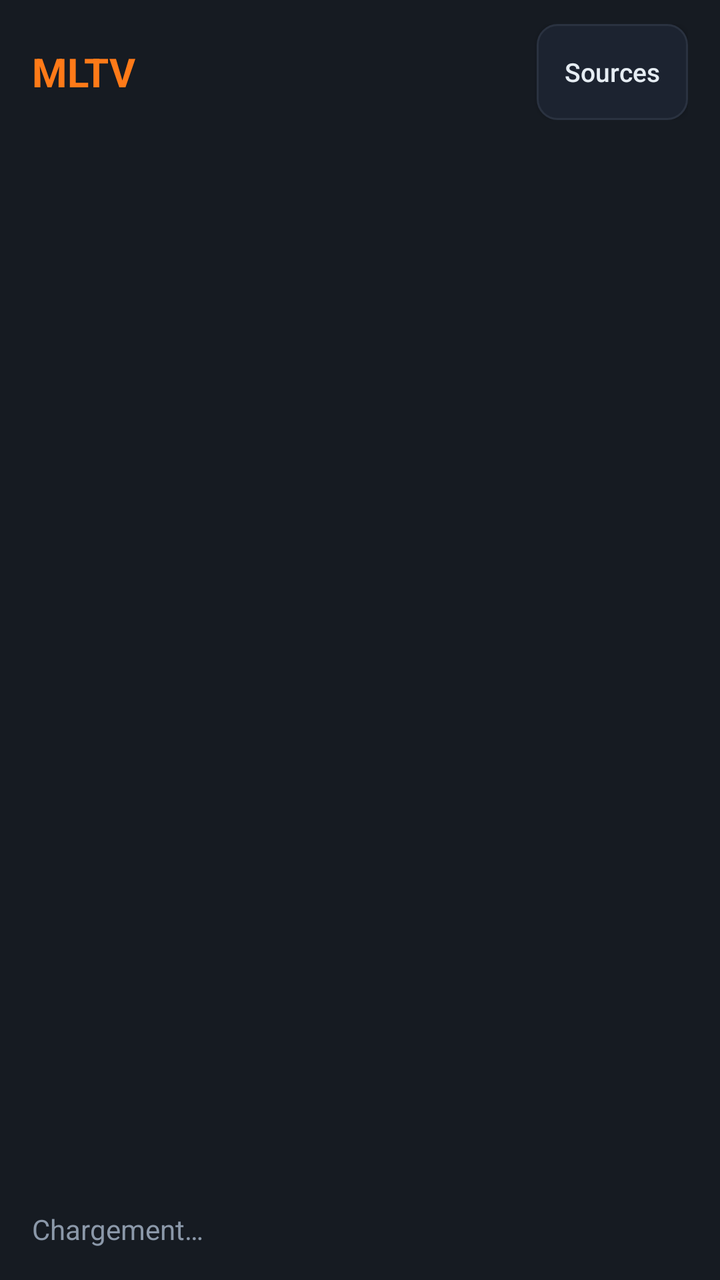
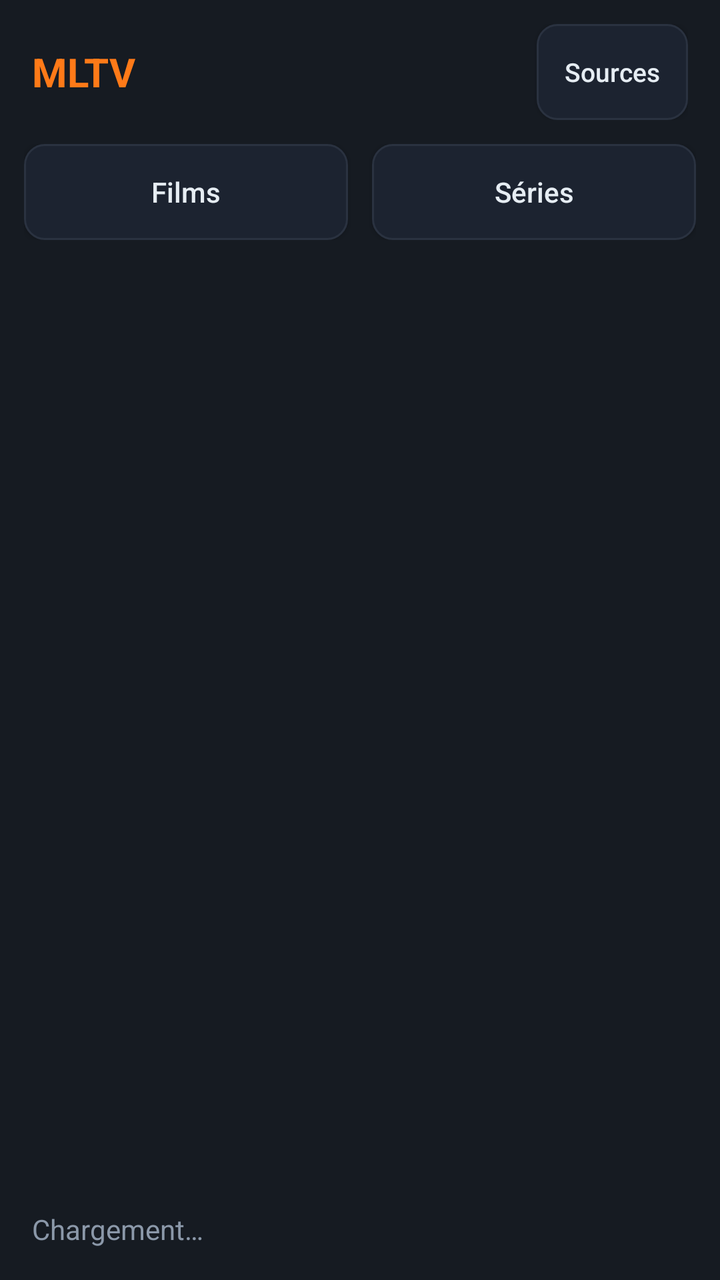

Compare the two renders of this Android layout. The source of the first and the diff that turns it into the second are given below.
<!-- AndroidManifest.xml: application theme Theme.MLTV -->
<!-- res/layout/activity_main.xml -->
<?xml version="1.0" encoding="utf-8"?>
<LinearLayout xmlns:android="http://schemas.android.com/apk/res/android"
    android:layout_width="match_parent"
    android:layout_height="match_parent"
    android:orientation="horizontal"
    android:background="@color/bg">

    
    <LinearLayout
        android:layout_width="360dp"
        android:layout_height="match_parent"
        android:orientation="vertical"
        android:background="@color/panel">

        <LinearLayout
            android:layout_width="match_parent"
            android:layout_height="wrap_content"
            android:orientation="horizontal"
            android:gravity="center_vertical"
            android:paddingHorizontal="16dp"
            android:paddingVertical="12dp">

            <TextView
                android:layout_width="0dp"
                android:layout_height="wrap_content"
                android:layout_weight="1"
                android:text="@string/app_name"
                android:textColor="@color/accent"
                android:textSize="20sp"
                android:textStyle="bold" />

            <Button
                android:id="@+id/btn_sources"
                android:layout_width="wrap_content"
                android:layout_height="wrap_content"
                android:background="@drawable/btn_secondary"
                android:text="Sources"
                android:textColor="@color/txt"
                android:textAllCaps="false"
                android:textSize="13sp"
                android:minWidth="0dp"
                android:paddingHorizontal="14dp" />
        </LinearLayout>

        <androidx.recyclerview.widget.RecyclerView
            android:id="@+id/rv_groups"
            android:layout_width="match_parent"
            android:layout_height="wrap_content"
            android:paddingHorizontal="12dp"
            android:paddingBottom="8dp"
            android:clipToPadding="false"
            android:orientation="horizontal"
            android:scrollbars="none" />

        <androidx.recyclerview.widget.RecyclerView
            android:id="@+id/rv_channels"
            android:layout_width="match_parent"
            android:layout_height="0dp"
            android:layout_weight="1"
            android:paddingHorizontal="8dp"
            android:clipToPadding="false"
            android:scrollbars="vertical" />

        <TextView
            android:id="@+id/tv_status"
            android:layout_width="match_parent"
            android:layout_height="wrap_content"
            android:padding="16dp"
            android:text="Chargement…"
            android:textColor="@color/muted"
            android:textSize="14sp" />
    </LinearLayout>

    
    <androidx.media3.ui.PlayerView
        android:id="@+id/player_view"
        android:layout_width="0dp"
        android:layout_height="match_parent"
        android:layout_weight="1"
        android:background="#FF000000"
        app:use_controller="true"
        app:resize_mode="fit"
        xmlns:app="http://schemas.android.com/apk/res-auto" />
</LinearLayout>
<!-- resources referenced by this layout -->
<resources>
  <color name="accent">#FFFF7A18</color>
  <color name="bg">#FF0E1116</color>
  <color name="muted">#FF8B98A9</color>
  <color name="panel">#FF161B22</color>
  <color name="txt">#FFE6EDF3</color>
  <!-- drawable btn_secondary (drawable) -->
  <?xml version="1.0" encoding="utf-8"?>
  <selector xmlns:android="http://schemas.android.com/apk/res/android">
      <item android:state_focused="true">
          <shape android:shape="rectangle">
              <solid android:color="@color/panel2" />
              <stroke android:width="2dp" android:color="@color/accent" />
              <corners android:radius="10dp" />
          </shape>
      </item>
      <item>
          <shape android:shape="rectangle">
              <solid android:color="@color/panel2" />
              <stroke android:width="1dp" android:color="@color/line" />
              <corners android:radius="10dp" />
          </shape>
      </item>
  </selector>
  <string name="app_name">MLTV</string>
  <style name="Theme.MLTV" parent="Theme.AppCompat.NoActionBar">
          <item name="android:windowBackground">@color/bg</item>
          <item name="android:statusBarColor">@color/bg</item>
          <item name="android:colorBackground">@color/bg</item>
      </style>
  <color name="panel2">#FF1C2330</color>
  <color name="line">#FF2A3240</color>
</resources>

<!-- the commit's change to res/layout/activity_main.xml (unified diff, before → after) -->
@@ -42,6 +42,38 @@
                 android:paddingHorizontal="14dp" />
         </LinearLayout>
 
+        <LinearLayout
+            android:layout_width="match_parent"
+            android:layout_height="wrap_content"
+            android:orientation="horizontal"
+            android:paddingHorizontal="12dp"
+            android:paddingBottom="8dp">
+
+            <Button
+                android:id="@+id/btn_films"
+                android:layout_width="0dp"
+                android:layout_height="wrap_content"
+                android:layout_weight="1"
+                android:layout_marginEnd="6dp"
+                android:background="@drawable/btn_secondary"
+                android:text="Films"
+                android:textColor="@color/txt"
+                android:textAllCaps="false"
+                android:textSize="14sp" />
+
+            <Button
+                android:id="@+id/btn_series"
+                android:layout_width="0dp"
+                android:layout_height="wrap_content"
+                android:layout_weight="1"
+                android:layout_marginStart="6dp"
+                android:background="@drawable/btn_secondary"
+                android:text="Séries"
+                android:textColor="@color/txt"
+                android:textAllCaps="false"
+                android:textSize="14sp" />
+        </LinearLayout>
+
         <androidx.recyclerview.widget.RecyclerView
             android:id="@+id/rv_groups"
             android:layout_width="match_parent"
